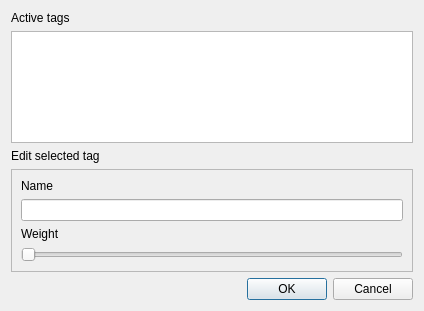
Qt form hintergrund-ui/tags_dialog.ui (univrsal/hintergrund) before a commit.
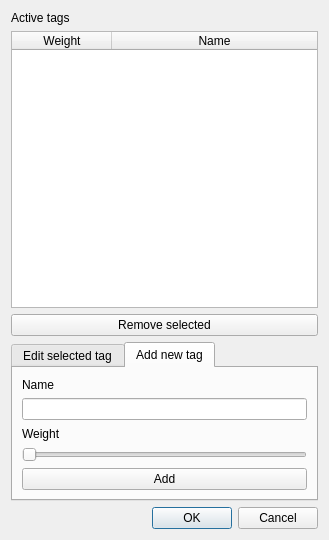
The same form after that commit. The open tabs and pages were chosen to show the change.

```diff
--- a/hintergrund-ui/tags_dialog.ui
+++ b/hintergrund-ui/tags_dialog.ui
@@ -6,8 +6,8 @@
    <rect>
     <x>0</x>
     <y>0</y>
-    <width>424</width>
-    <height>311</height>
+    <width>329</width>
+    <height>540</height>
    </rect>
   </property>
   <property name="windowTitle">
@@ -22,28 +22,75 @@
     </widget>
    </item>
    <item>
-    <widget class="QTableView" name="tags_table">
+    <widget class="QTableWidget" name="tags_table">
+     <property name="enabled">
+      <bool>true</bool>
+     </property>
+     <property name="editTriggers">
+      <set>QAbstractItemView::NoEditTriggers</set>
+     </property>
+     <property name="selectionMode">
+      <enum>QAbstractItemView::SingleSelection</enum>
+     </property>
+     <property name="selectionBehavior">
+      <enum>QAbstractItemView::SelectRows</enum>
+     </property>
+     <property name="showGrid">
+      <bool>false</bool>
+     </property>
+     <property name="columnCount">
+      <number>2</number>
+     </property>
+     <attribute name="horizontalHeaderStretchLastSection">
+      <bool>true</bool>
+     </attribute>
      <attribute name="verticalHeaderVisible">
       <bool>false</bool>
      </attribute>
+     <column>
+      <property name="text">
+       <string>Weight</string>
+      </property>
+      <property name="textAlignment">
+       <set>AlignCenter</set>
+      </property>
+     </column>
+     <column>
+      <property name="text">
+       <string>Name</string>
+      </property>
+     </column>
     </widget>
    </item>
    <item>
-    <widget class="QLabel" name="lbl_edit_tag">
+    <widget class="QPushButton" name="btn_remove_selected">
      <property name="text">
+      <string>Remove selected</string>
+     </property>
+    </widget>
+   </item>
+   <item>
+    <widget class="QTabWidget" name="tab_tag_edit">
+     <property name="sizePolicy">
+      <sizepolicy hsizetype="Expanding" vsizetype="Preferred">
+       <horstretch>0</horstretch>
+       <verstretch>0</verstretch>
+      </sizepolicy>
+     </property>
+     <property name="tabPosition">
+      <enum>QTabWidget::North</enum>
+     </property>
+     <property name="tabShape">
+      <enum>QTabWidget::Rounded</enum>
+     </property>
+     <property name="currentIndex">
+      <number>0</number>
+     </property>
+     <widget class="QWidget" name="tab_edit">
+      <attribute name="title">
       <string>Edit selected tag</string>
-     </property>
-    </widget>
-   </item>
-   <item>
-    <widget class="QFrame" name="frame_edit">
-     <property name="frameShape">
-      <enum>QFrame::StyledPanel</enum>
-     </property>
-     <property name="frameShadow">
-      <enum>QFrame::Raised</enum>
-     </property>
-     <layout class="QVBoxLayout" name="verticalLayout_2">
+      </attribute>
+      <layout class="QVBoxLayout" name="verticalLayout_3">
       <item>
        <widget class="QLabel" name="lbl_name">
         <property name="text">
@@ -77,7 +124,62 @@
         </property>
        </widget>
       </item>
-     </layout>
+       <item>
+        <widget class="QPushButton" name="btn_save">
+         <property name="text">
+          <string>Save</string>
+         </property>
+        </widget>
+       </item>
+      </layout>
+     </widget>
+     <widget class="QWidget" name="tab_new">
+      <attribute name="title">
+       <string>Add new tag</string>
+      </attribute>
+      <layout class="QVBoxLayout" name="verticalLayout_2">
+       <item>
+        <widget class="QLabel" name="lbl_name_new">
+         <property name="text">
+          <string>Name</string>
+         </property>
+        </widget>
+       </item>
+       <item>
+        <widget class="QLineEdit" name="txt_name_new"/>
+       </item>
+       <item>
+        <widget class="QLabel" name="lbl_weight_new">
+         <property name="text">
+          <string>Weight</string>
+         </property>
+        </widget>
+       </item>
+       <item>
+        <widget class="QSlider" name="slider_weight_new">
+         <property name="minimum">
+          <number>1</number>
+         </property>
+         <property name="maximum">
+          <number>100</number>
+         </property>
+         <property name="orientation">
+          <enum>Qt::Horizontal</enum>
+         </property>
+         <property name="invertedAppearance">
+          <bool>false</bool>
+         </property>
+        </widget>
+       </item>
+       <item>
+        <widget class="QPushButton" name="btn_save_new">
+         <property name="text">
+          <string>Add</string>
+         </property>
+        </widget>
+       </item>
+      </layout>
+     </widget>
     </widget>
    </item>
    <item>
```
Lines whose indentation alone changed are shown as unchanged.
